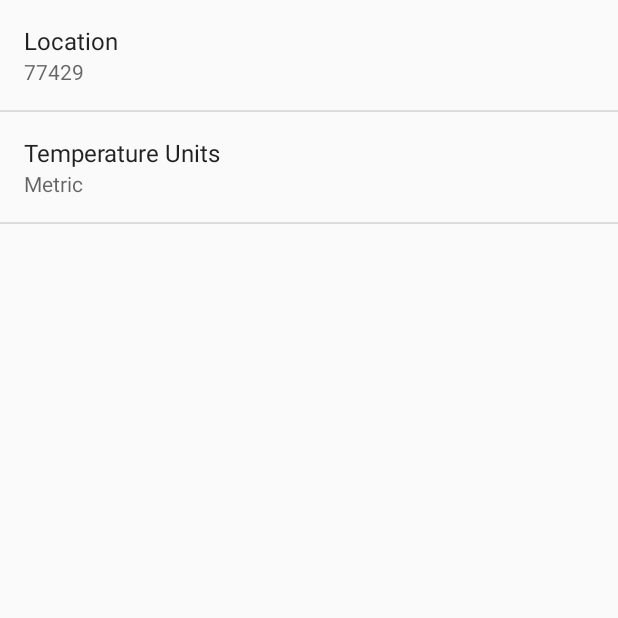
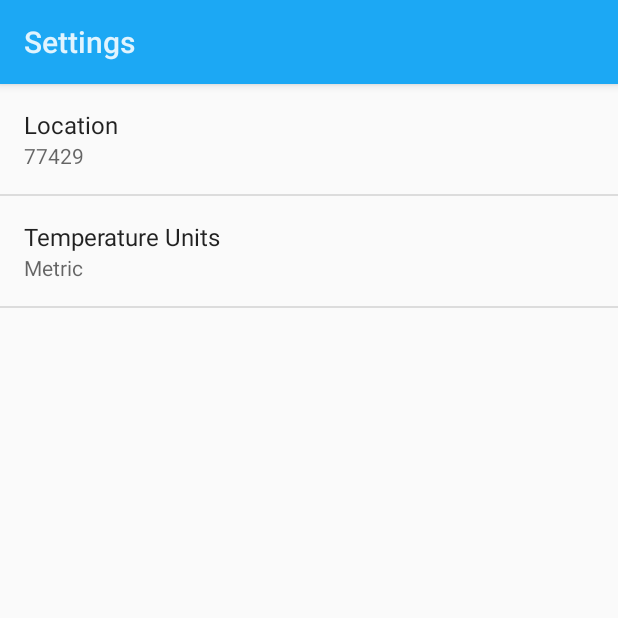
Before and after one commit to jainkamini/Sunshine, an Android app: the SettingsActivity screen opened directly, with no data from a screen before it, on a phone screen of 412 x 824 dp, the top half of it. Run offline under Robolectric (Android 15) with nearby library versions, the phone set to English and light mode, and no system bars.

Commit message:
add value-21 and 14 folder for style

```diff
--- a/app/src/main/AndroidManifest.xml
+++ b/app/src/main/AndroidManifest.xml
@@ -31,6 +31,7 @@
         <activity
             android:name=".SettingsActivity"
             android:label="@string/title_activity_settings"
+            android:theme="@style/SettingsTheme">
             android:parentActivityName=".MainActivity" >
             <meta-data
                 android:name="android.support.PARENT_ACTIVITY"
--- /dev/null
+++ b/app/src/main/res/values-v14/styles.xml
@@ -0,0 +1,14 @@
+<?xml version="1.0" encoding="utf-8"?>
+<resources>
+
+    <!-- Settings activity theme. -->
+    <style name="SettingsTheme" parent="@android:style/Theme.Holo.Light.DarkActionBar">
+        <item name="android:actionBarStyle">@style/ActionBar.V14.Sunshine.NoTitle</item>
+    </style>
+
+    <!-- Settings activity action bar styles -->
+    <style name="ActionBar.V14.Sunshine.NoTitle" parent="@android:style/Widget.Holo.Light.ActionBar.Solid.Inverse">
+        <item name="android:background">@color/sunshine_blue</item>
+        <item name="android:height">56dp</item>
+    </style>
+</resources>
--- /dev/null
+++ b/app/src/main/res/values-v21/styles.xml
@@ -0,0 +1,8 @@
+<?xml version="1.0" encoding="utf-8"?>
+<resources>
+    <!-- Settings activity theme. -->
+    <style name="SettingsTheme" parent="@android:style/Theme.Material.Light.DarkActionBar">
+        <item name="android:colorPrimary">@color/sunshine_blue</item>
+        <item name="android:colorPrimaryDark">@color/sunshine_dark_blue</item>
+    </style>
+</resources>
--- a/app/src/main/res/values/styles.xml
+++ b/app/src/main/res/values/styles.xml
@@ -11,6 +11,9 @@
         <item name="actionBarStyle">@style/ActionBar.Solid.Sunshine.NoTitle</item>
     </style>
 
+    <!-- Settings activity theme. -->
+    <style name="SettingsTheme" parent="AppTheme">
+    </style>
     <!-- main activity action bar styles -->
     <style name="ActionBar.Solid.Sunshine.NoTitle" parent="@style/Widget.AppCompat.Light.ActionBar.Solid.Inverse">
         <item name="displayOptions">useLogo|showHome</item>
@@ -23,4 +26,5 @@
         for two-pane layout -->
     </style>
 
+
 </resources>
```
Also changed, not shown: app/src/main/res/layout/list_item_forcast.xml (+25 -15 lines).
